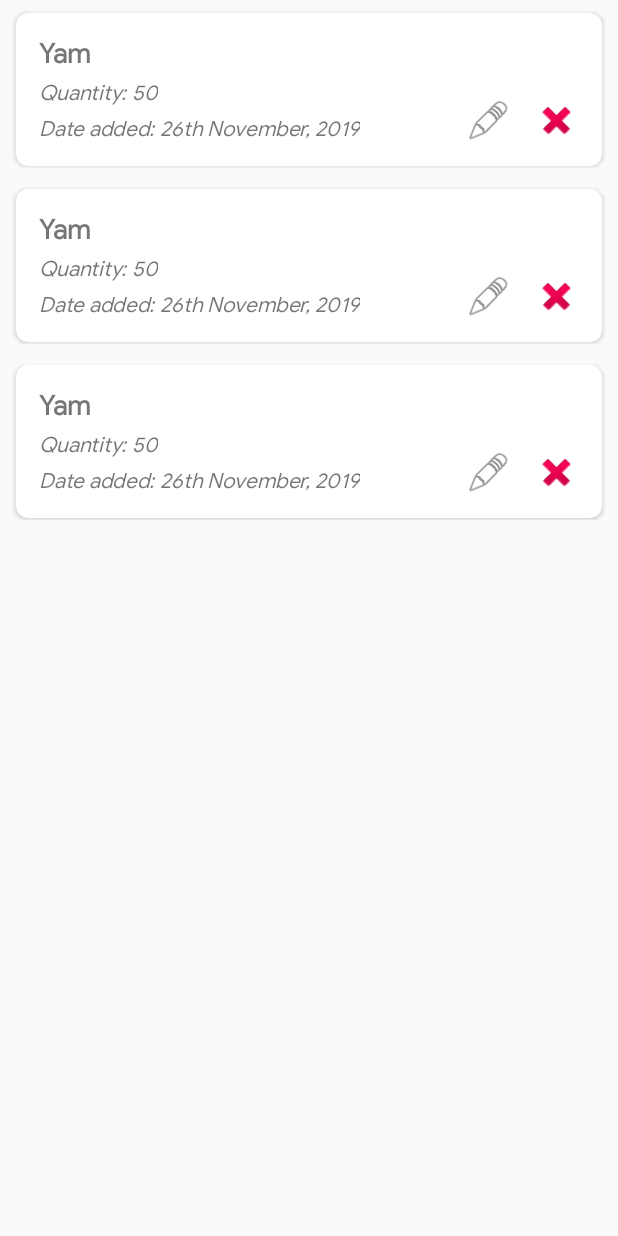
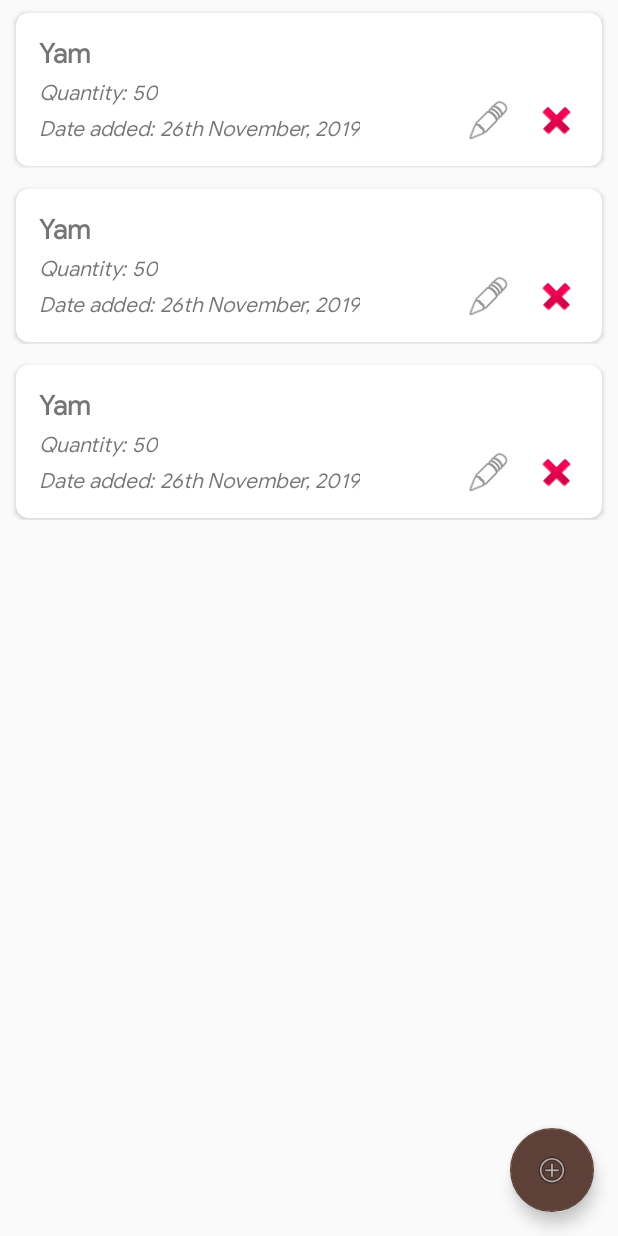
Before and after one commit to mayokunadeniyi/Shopping-List, an Android app: the layout fragment_item_list.xml on its own in the app's theme, with its tools: preview values and no code run, on a phone screen of 412 x 824 dp. Run offline under Robolectric (Android 15) with nearby library versions, the phone set to English and light mode, and no system bars.

```diff
--- a/app/src/main/java/com/mayokun/shoppinglist/ui/itemlist/ItemListFragment.kt
+++ b/app/src/main/java/com/mayokun/shoppinglist/ui/itemlist/ItemListFragment.kt
@@ -39,7 +39,7 @@ class ItemListFragment : Fragment() {
         binding.shoppingListRecyclerview.adapter = adapter
 
         homeFragmentViewModel.shoppingItems.observe(this, Observer {
-            adapter.data = it
+            adapter.submitList(it)
         })
 
         return binding.root
--- a/app/src/main/res/layout/fragment_item_list.xml
+++ b/app/src/main/res/layout/fragment_item_list.xml
@@ -17,6 +17,19 @@
             app:layout_constraintEnd_toEndOf="parent"
             app:layout_constraintStart_toStartOf="parent"
             app:layout_constraintTop_toTopOf="parent"
-        tools:listitem="@layout/item_list" />
+            tools:listitem="@layout/item_list" >
+        </androidx.recyclerview.widget.RecyclerView>
+
+        <com.google.android.material.floatingactionbutton.FloatingActionButton
+            android:id="@+id/addAnotherItem"
+            android:layout_width="wrap_content"
+            android:layout_height="wrap_content"
+            android:layout_margin="@dimen/fab_margin"
+            android:clickable="true"
+            app:fabSize="auto"
+            app:layout_constraintBottom_toBottomOf="parent"
+            app:layout_constraintEnd_toEndOf="parent"
+            app:srcCompat="@android:drawable/ic_menu_add"
+            android:focusable="true" />
     </androidx.constraintlayout.widget.ConstraintLayout>
 </layout>
--- a/app/src/main/res/layout/item_list.xml
+++ b/app/src/main/res/layout/item_list.xml
@@ -1,9 +1,17 @@
 <?xml version="1.0" encoding="utf-8"?>
-<LinearLayout xmlns:android="http://schemas.android.com/apk/res/android"
+<layout xmlns:android="http://schemas.android.com/apk/res/android"
+    xmlns:app="http://schemas.android.com/apk/res-auto"
+    xmlns:tools="http://schemas.android.com/tools">
+
+    <data>
+        <variable
+            name="item"
+            type="com.mayokun.shoppinglist.data.model.ShoppingItem" />
+    </data>
+
+    <LinearLayout
         android:layout_width="match_parent"
         android:layout_height="wrap_content"
-    xmlns:app="http://schemas.android.com/apk/res-auto"
-    xmlns:tools="http://schemas.android.com/tools"
         android:padding="5dp">
 
         <androidx.cardview.widget.CardView
@@ -15,7 +23,8 @@
             android:layout_marginLeft="5dp"
             android:layout_marginRight="5dp"
             android:layout_width="match_parent"
-        android:layout_height="match_parent" >
+            android:layout_height="match_parent">
+
             <RelativeLayout
                 android:layout_width="match_parent"
                 android:layout_height="wrap_content"
@@ -27,7 +36,8 @@
                     android:layout_height="wrap_content"
                     android:textStyle="bold"
                     android:textSize="18sp"
-                tools:text="Yam"/>
+                    tools:text="Yam" />
+
                 <LinearLayout
                     android:id="@+id/firstLinear"
                     android:layout_width="wrap_content"
@@ -35,6 +45,7 @@
                     android:layout_below="@id/item_name"
                     android:paddingTop="5dp"
                     android:orientation="horizontal">
+
                     <TextView
                         android:id="@+id/staticText1"
                         android:layout_width="wrap_content"
@@ -44,15 +55,17 @@
                         android:layout_height="wrap_content"
 
                         />
+
                     <TextView
                         android:id="@+id/item_quantity"
                         android:layout_width="wrap_content"
                         android:layout_height="wrap_content"
                         android:layout_below="@id/item_name"
                         android:textStyle="italic"
-                    tools:text="50"/>
+                        tools:text="50" />
 
                 </LinearLayout>
+
                 <LinearLayout
                     android:id="@+id/secondLinear"
                     android:layout_width="wrap_content"
@@ -60,6 +73,7 @@
                     android:orientation="horizontal"
                     android:layout_below="@id/firstLinear"
                     android:paddingTop="5dp">
+
                     <TextView
                         android:id="@+id/staticText2"
                         android:text="@string/date_added"
@@ -67,6 +81,7 @@
                         android:textStyle="italic"
                         android:layout_marginRight="3dp"
                         android:layout_height="wrap_content" />
+
                     <TextView
                         android:layout_width="wrap_content"
                         android:layout_height="wrap_content"
@@ -76,7 +91,6 @@
                 </LinearLayout>
 
 
-
                 <TableRow
                     android:layout_alignParentRight="true"
                     android:layout_width="wrap_content"
@@ -84,20 +98,23 @@
                     android:layout_marginTop="15dp"
                     android:layout_alignBottom="@id/secondLinear"
                     android:orientation="horizontal">
+
                     <Button
                         android:id="@+id/editBtn"
                         android:layout_height="30dp"
                         android:layout_width="30dp"
                         android:layout_marginRight="15dp"
-                    android:background="@android:drawable/ic_menu_edit"/>
+                        android:background="@android:drawable/ic_menu_edit" />
+
                     <Button
                         android:id="@+id/deleteBtn"
                         android:layout_width="30dp"
                         android:layout_height="30dp"
-                    android:background="@android:drawable/ic_delete"/>
+                        android:background="@android:drawable/ic_delete" />
 
                 </TableRow>
 
             </RelativeLayout>
         </androidx.cardview.widget.CardView>
     </LinearLayout>
+</layout>
--- /dev/null
+++ b/app/src/main/res/values/dimens.xml
@@ -0,0 +1,4 @@
+<?xml version="1.0" encoding="utf-8"?>
+<resources>
+    <dimen name="fab_margin">16dp</dimen>
+</resources>
```
Also changed, not shown: app/src/main/java/com/mayokun/shoppinglist/ui/itemlist/ShoppingItemAdapter.kt (+34 -23 lines). Lines whose indentation alone changed are shown as unchanged.
